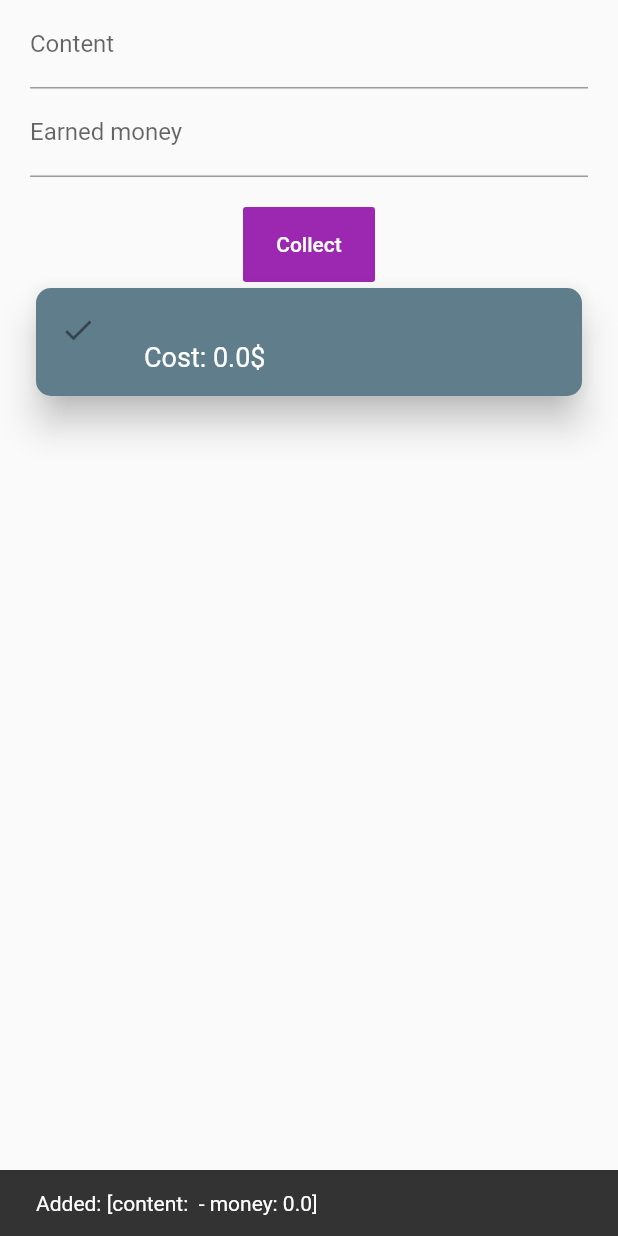
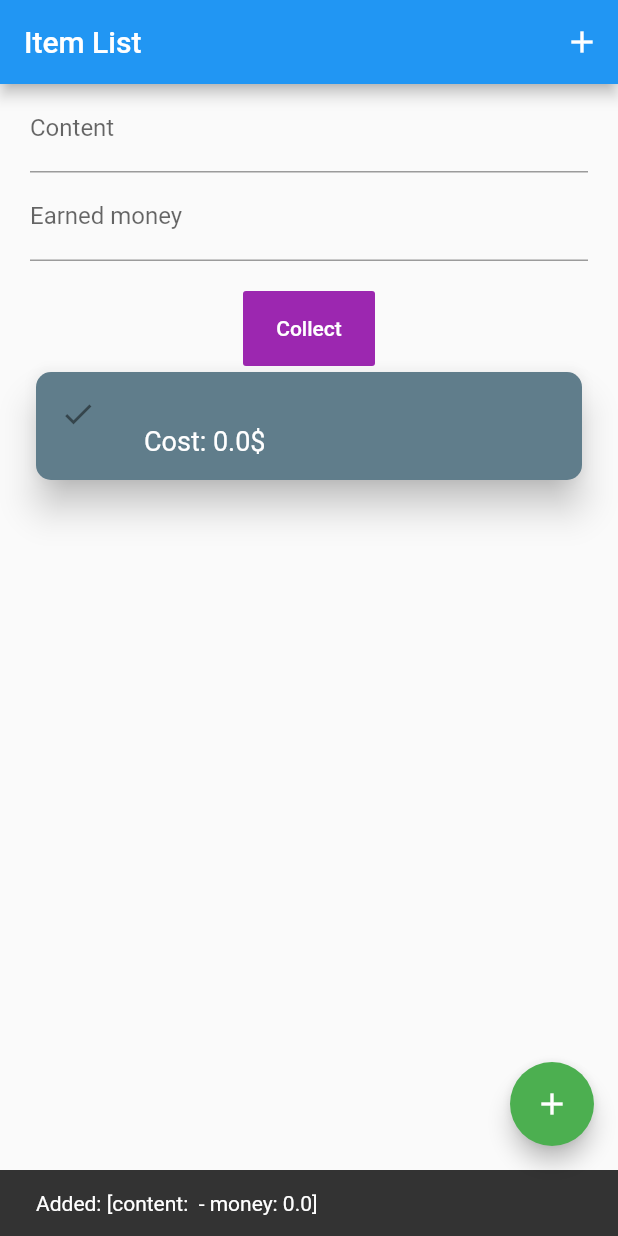
Before and after one commit to huannguyen4404/flutter, a Flutter app: the screen it shows after launch, after a tap on "Collect", on a phone screen of 412 x 824 dp. Run offline on Flutter 3.47's test engine with Material 2 defaults, Android fonts, the phone set to English and light mode, and no system bars.

Commit message:
AppBar & FloatingActionButton

```diff
--- a/flutter_playground/lib/simple_layout.dart
+++ b/flutter_playground/lib/simple_layout.dart
@@ -18,12 +18,40 @@ class _MyLayoutState extends State<MyLayout> {
   final _contentController = TextEditingController();
   final _moneyController = TextEditingController();
 
+  void _addItem() {
+    setState(() {
+      _items.add(_item);
+      _item = Item(content: '', money: 0.0);
+      _contentController.text = '';
+      _moneyController.text = '';
+    });
+  }
+
   @override
   Widget build(BuildContext context) {
     return MaterialApp(
       title: 'Stateful Widget',
       home: Scaffold(
         key: _scaffoldKey,
+        appBar: AppBar(
+          title: const Text('Item List'),
+          actions: [
+            IconButton(
+              icon: Icon(Icons.add),
+              onPressed: () {
+                setState(() {
+                  this._addItem();
+                });
+              },
+            )
+          ],
+        ),
+        floatingActionButton: FloatingActionButton(
+          tooltip: 'Press to Add',
+          backgroundColor: Colors.green,
+          child: Icon(Icons.add),
+          onPressed: () => this._addItem(),
+        ),
         body: SafeArea(
           minimum: EdgeInsets.only(left: 20, right: 20),
           child: SingleChildScrollView(
@@ -56,12 +84,7 @@ class _MyLayoutState extends State<MyLayout> {
                     color: Colors.purple,
                     textColor: Colors.white,
                     onPressed: () {
-                      setState(() {
-                        _items.add(_item);
-                        _item = Item(content: '', money: 0.0);
-                        _contentController.text = '';
-                        _moneyController.text = '';
-                      });
+                      this._addItem();
                       _scaffoldKey.currentState.showSnackBar(SnackBar(
                         content: Text('Added: ${_items.toString()}'),
                         duration: Duration(seconds: 3),
```
